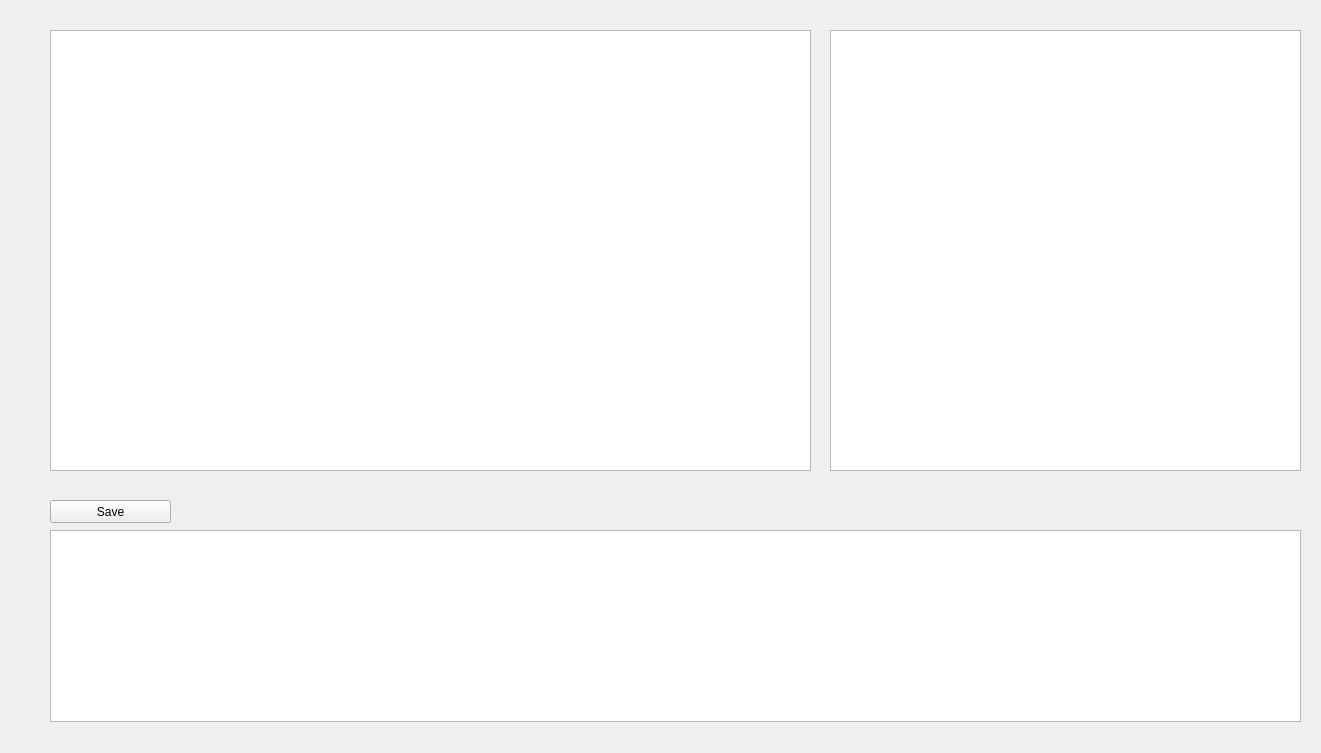
Qt form src/qt/forms/writeorphan.ui (biblepay/biblepay_legacy) before a commit.
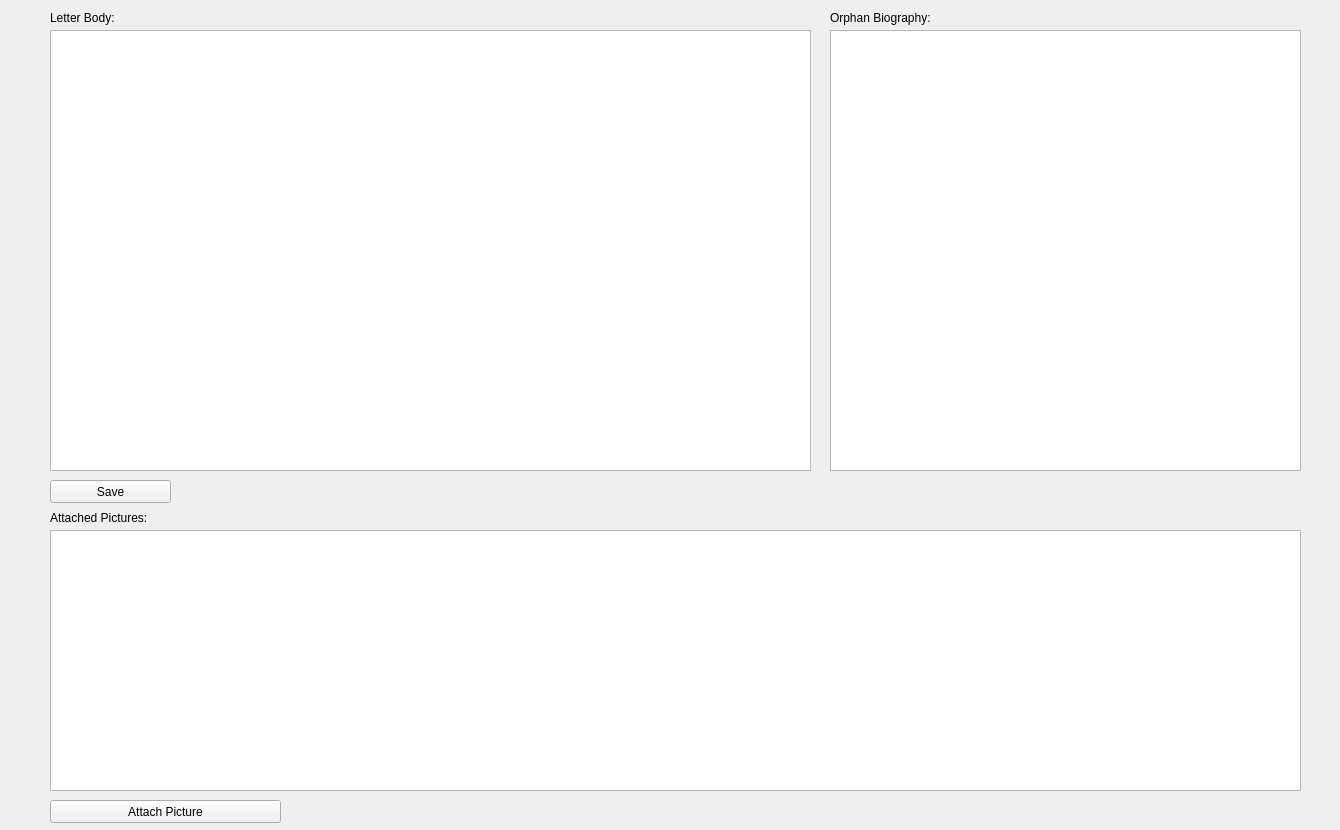
The same form after that commit.

```diff
--- a/src/qt/forms/writeorphan.ui
+++ b/src/qt/forms/writeorphan.ui
@@ -6,8 +6,8 @@
    <rect>
     <x>0</x>
     <y>0</y>
-    <width>1321</width>
-    <height>753</height>
+    <width>1340</width>
+    <height>830</height>
    </rect>
   </property>
   <property name="sizePolicy">
@@ -33,7 +33,7 @@
    <property name="geometry">
     <rect>
      <x>50</x>
-     <y>500</y>
+     <y>480</y>
      <width>121</width>
      <height>23</height>
     </rect>
@@ -48,7 +48,7 @@
      <x>50</x>
      <y>530</y>
      <width>1251</width>
-     <height>192</height>
+     <height>261</height>
     </rect>
    </property>
    <property name="flow">
@@ -71,6 +71,58 @@
     </rect>
    </property>
   </widget>
+  <widget class="QLabel" name="label">
+   <property name="geometry">
+    <rect>
+     <x>50</x>
+     <y>10</y>
+     <width>121</width>
+     <height>16</height>
+    </rect>
+   </property>
+   <property name="text">
+    <string>Letter Body:</string>
+   </property>
+  </widget>
+  <widget class="QLabel" name="label_2">
+   <property name="geometry">
+    <rect>
+     <x>830</x>
+     <y>10</y>
+     <width>121</width>
+     <height>16</height>
+    </rect>
+   </property>
+   <property name="text">
+    <string>Orphan Biography:</string>
+   </property>
+  </widget>
+  <widget class="QLabel" name="label_3">
+   <property name="geometry">
+    <rect>
+     <x>50</x>
+     <y>510</y>
+     <width>121</width>
+     <height>16</height>
+    </rect>
+   </property>
+   <property name="text">
+    <string>Attached Pictures:</string>
+   </property>
+  </widget>
+  <widget class="QPushButton" name="btnAttachImage">
+   <property name="geometry">
+    <rect>
+     <x>50</x>
+     <y>800</y>
+     <width>231</width>
+     <height>23</height>
+    </rect>
+   </property>
+   <property name="text">
+    <string>Attach Picture</string>
+   </property>
+  </widget>
  </widget>
  <resources/>
  <connections/>
```
